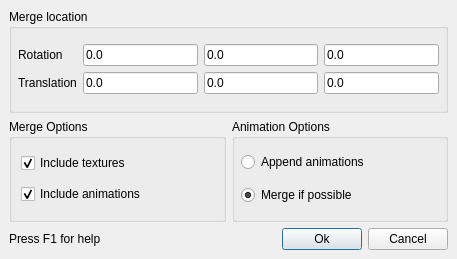
The window that src/qtui/mergewin.ui (zturtleman/mm3d) describes before a commit, drawn with Qt 5.
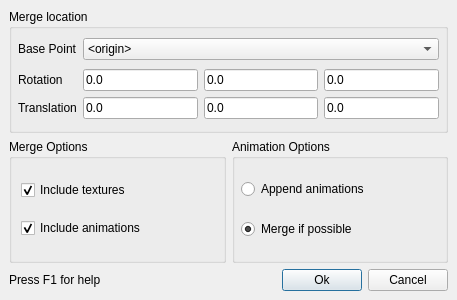
The same window after the commit.

Commit message:
Add Base Point to Model Merge
Allow using a point (or the origin) in the existing model for the merged
model's position. This is particularly useful for adding to existing MD3
player frame animations.

User specified offset rotation and translation is supported for points as
well for the origin.

What changed in the file:
```diff
--- a/src/qtui/mergewin.ui
+++ b/src/qtui/mergewin.ui
@@ -7,7 +7,7 @@
     <x>0</x>
     <y>0</y>
     <width>457</width>
-    <height>259</height>
+    <height>300</height>
    </rect>
   </property>
   <property name="windowTitle">
@@ -50,6 +50,32 @@
       <property name="bottomMargin">
        <number>6</number>
       </property>
+      <item>
+       <layout class="QHBoxLayout" name="horizontalLayout">
+        <item>
+         <widget class="QLabel" name="label">
+          <property name="text">
+           <string>Base Point</string>
+          </property>
+         </widget>
+        </item>
+        <item>
+         <widget class="QComboBox" name="m_pointName">
+          <property name="sizePolicy">
+           <sizepolicy hsizetype="Expanding" vsizetype="Fixed">
+            <horstretch>0</horstretch>
+            <verstretch>0</verstretch>
+           </sizepolicy>
+          </property>
+          <item>
+           <property name="text">
+            <string>&lt;origin&gt;</string>
+           </property>
+          </item>
+         </widget>
+        </item>
+       </layout>
+      </item>
       <item>
        <layout class="QGridLayout">
         <property name="leftMargin">
```
The commit also changes 6 other files.
